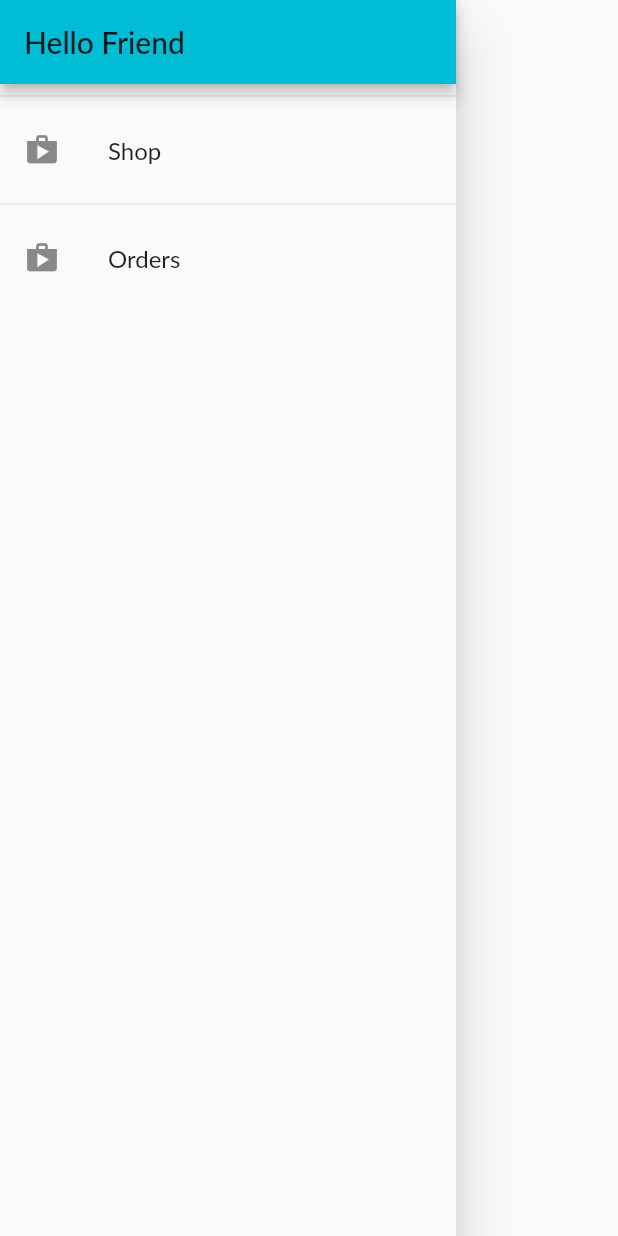
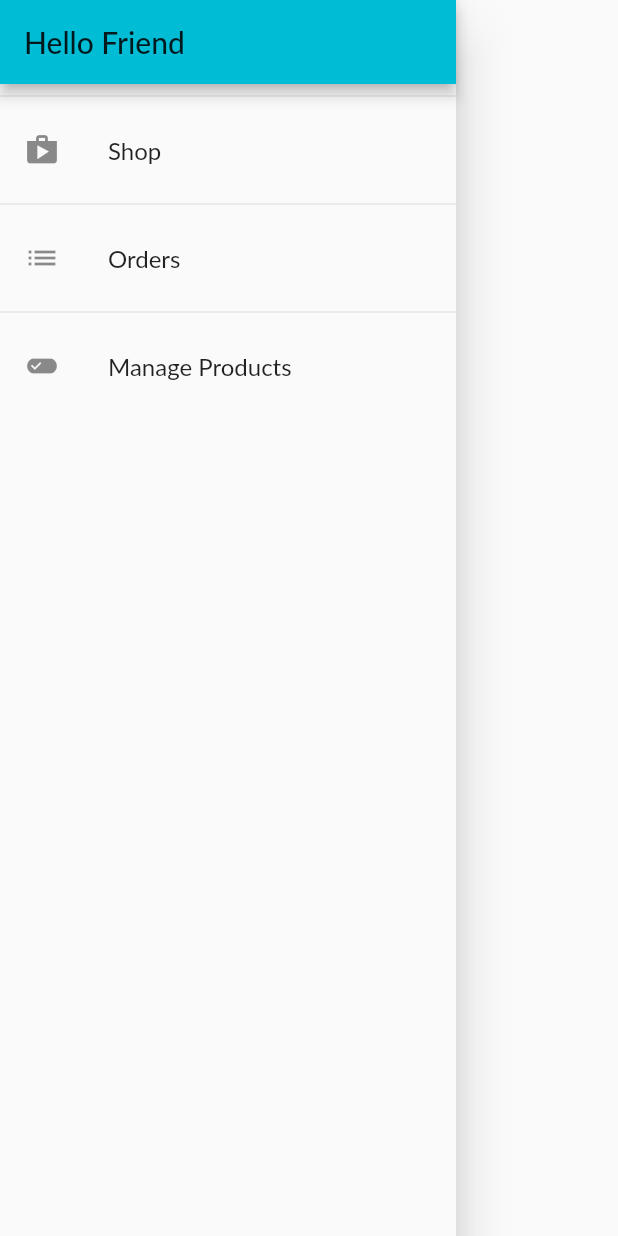
Before and after one commit to ag-castro/shop2020, a Flutter app: the AppDrawer widget shown alone on an empty page, opened directly, on a phone screen of 412 x 824 dp. Run offline on Flutter 3.47's test engine with Material 2 defaults, Android fonts, the phone set to English and light mode, and no system bars; network calls fail; Roboto replaces fonts that are missing (Lato).

Commit message:
Added User Manage Products Page

```diff
--- a/lib/main.dart
+++ b/lib/main.dart
@@ -1,7 +1,7 @@
 import 'package:flutter/material.dart';
 import 'package:provider/provider.dart';
 
-
+import './screens/user_products.dart';
 import './providers/orders.dart';
 import './providers/cart.dart';
 import './screens/products_overview.dart';
@@ -9,7 +9,6 @@ import './screens/cart.dart';
 import './screens/product_detail.dart';
 import './providers/products.dart';
 import './screens/orders.dart';
-
 
 void main() => runApp(MyApp());
 
@@ -33,7 +32,8 @@ class MyApp extends StatelessWidget {
         routes: {
           ProductDetailScreen.routeName: (ctx) => ProductDetailScreen(),
           CartScreen.routeName: (ctx) => CartScreen(),
-          OrdersScreen.routeName: (ctx) => OrdersScreen()
+          OrdersScreen.routeName: (ctx) => OrdersScreen(),
+          UserProductsScreen.routeName: (ctx) => UserProductsScreen()
         },
       ),
     );
--- a/lib/widgets/app_drawer.dart
+++ b/lib/widgets/app_drawer.dart
@@ -1,4 +1,5 @@
 import 'package:flutter/material.dart';
+import '../screens/user_products.dart';
 import '../screens/orders.dart';
 
 class AppDrawer extends StatelessWidget {
@@ -19,11 +20,18 @@ class AppDrawer extends StatelessWidget {
           ),
           Divider(),
           ListTile(
-            leading: Icon(Icons.shop),
+            leading: Icon(Icons.list),
             title: Text('Orders'),
             onTap: () => Navigator.of(context)
                 .pushReplacementNamed(OrdersScreen.routeName),
-          )
+          ),
+          Divider(),
+          ListTile(
+            leading: Icon(Icons.edit_attributes),
+            title: Text('Manage Products'),
+            onTap: () => Navigator.of(context)
+                .pushReplacementNamed(UserProductsScreen.routeName),
+          ),
         ],
       ),
     );
```
Also changed, not shown: lib/screens/user_products.dart (added, +37 -0 lines), lib/widgets/user_product_item.dart (added, +35 -0 lines).
